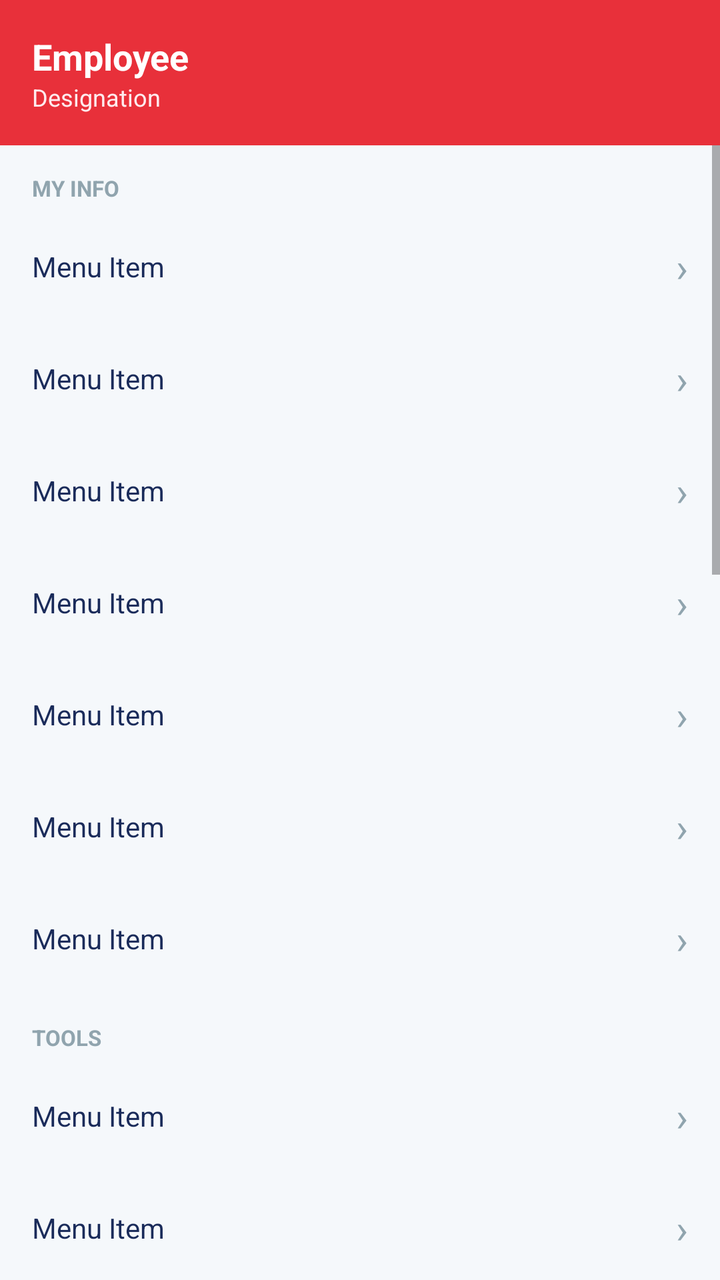
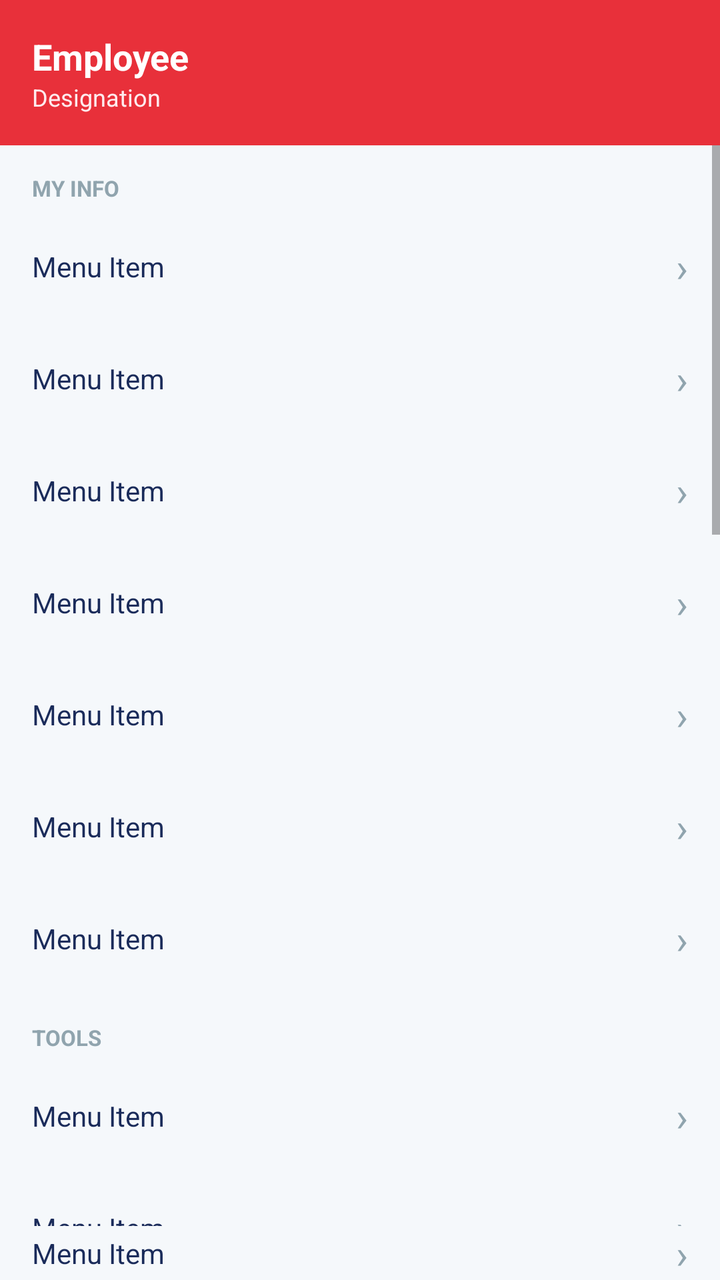

Before-and-after screenshots of an Android layout around one commit, followed by the original layout XML and the change that was made.
<!-- AndroidManifest.xml: application theme Theme.RiskcareHRMS -->
<!-- res/layout/fragment_more.xml -->
<?xml version="1.0" encoding="utf-8"?>
<LinearLayout xmlns:android="http://schemas.android.com/apk/res/android"
    xmlns:app="http://schemas.android.com/apk/res-auto"
    android:layout_width="match_parent"
    android:layout_height="match_parent"
    android:orientation="vertical"
    android:background="@color/background">

    
    <LinearLayout android:layout_width="match_parent" android:layout_height="wrap_content" android:orientation="horizontal" android:gravity="center_vertical" android:background="@color/primary" android:padding="16dp" android:paddingTop="20dp">
        <LinearLayout android:layout_width="0dp" android:layout_height="wrap_content" android:layout_weight="1" android:orientation="vertical">
            <TextView android:id="@+id/tvMoreName" android:layout_width="wrap_content" android:layout_height="wrap_content" android:text="Employee" android:textColor="@color/white" android:textSize="18sp" android:textStyle="bold"/>
            <TextView android:id="@+id/tvMoreDesig" android:layout_width="wrap_content" android:layout_height="wrap_content" android:text="Designation" android:textColor="@color/primary_ultra_light" android:textSize="12sp"/>
        </LinearLayout>
    </LinearLayout>

    
    <ScrollView android:layout_width="match_parent" android:layout_height="0dp" android:layout_weight="1">
        <LinearLayout android:layout_width="match_parent" android:layout_height="wrap_content" android:orientation="vertical" android:paddingBottom="80dp">

            
            <TextView android:layout_width="match_parent" android:layout_height="wrap_content" android:text="MY INFO" android:textSize="11sp" android:textStyle="bold" android:textColor="@color/text_hint" android:paddingHorizontal="16dp" android:paddingTop="14dp" android:paddingBottom="4dp"/>

            <include layout="@layout/item_more_row" android:id="@+id/rowProfile"/>
            <include layout="@layout/item_more_row" android:id="@+id/rowNotifications"/>
            <include layout="@layout/item_more_row" android:id="@+id/rowPayslip"/>
            <include layout="@layout/item_more_row" android:id="@+id/rowForm16"/>
            <include layout="@layout/item_more_row" android:id="@+id/rowITDeclaration"/>
            <include layout="@layout/item_more_row" android:id="@+id/rowAdvance"/>
            
            <include layout="@layout/item_more_row" android:id="@+id/rowReimbursement"/>

            
            <TextView android:layout_width="match_parent" android:layout_height="wrap_content" android:text="TOOLS" android:textSize="11sp" android:textStyle="bold" android:textColor="@color/text_hint" android:paddingHorizontal="16dp" android:paddingTop="14dp" android:paddingBottom="4dp"/>

            <include layout="@layout/item_more_row" android:id="@+id/rowBirthdays"/>
            <include layout="@layout/item_more_row" android:id="@+id/rowAnniversaries"/>
            <include layout="@layout/item_more_row" android:id="@+id/rowHolidays"/>
            <include layout="@layout/item_more_row" android:id="@+id/rowAnnouncements"/>
            <include layout="@layout/item_more_row" android:id="@+id/rowGkQuiz"/>
            <include layout="@layout/item_more_row" android:id="@+id/rowEmployees"/>

            
            <TextView android:layout_width="match_parent" android:layout_height="wrap_content" android:text="MANAGEMENT" android:textSize="11sp" android:textStyle="bold" android:textColor="@color/text_hint" android:paddingHorizontal="16dp" android:paddingTop="14dp" android:paddingBottom="4dp"/>

            <include layout="@layout/item_more_row" android:id="@+id/rowTeamToday"/>
            <include layout="@layout/item_more_row" android:id="@+id/rowPendingLeaves"/>
            <include layout="@layout/item_more_row" android:id="@+id/rowRegularizations"/>
            <include layout="@layout/item_more_row" android:id="@+id/rowAdvanceApprovals"/>
            <include layout="@layout/item_more_row" android:id="@+id/rowSeparation"/>
            <include layout="@layout/item_more_row" android:id="@+id/rowPayrollMgmt"/>
            <include layout="@layout/item_more_row" android:id="@+id/rowProvision"/>
            <include layout="@layout/item_more_row" android:id="@+id/rowProjectMgmt"/>

            
            <TextView android:layout_width="match_parent" android:layout_height="wrap_content" android:text="ACCOUNT" android:textSize="11sp" android:textStyle="bold" android:textColor="@color/text_hint" android:paddingHorizontal="16dp" android:paddingTop="14dp" android:paddingBottom="4dp"/>

            <include layout="@layout/item_more_row" android:id="@+id/rowChangePassword"/>
            <include layout="@layout/item_more_row" android:id="@+id/rowLogout"/>
        </LinearLayout>
    </ScrollView>
</LinearLayout>
<!-- res/layout/item_more_row.xml (included above) -->
<?xml version="1.0" encoding="utf-8"?>
<LinearLayout xmlns:android="http://schemas.android.com/apk/res/android"
    android:layout_width="match_parent" android:layout_height="56dp"
    android:orientation="horizontal" android:gravity="center_vertical"
    android:paddingHorizontal="16dp" android:background="?attr/selectableItemBackground">
    <TextView android:id="@+id/tvRowLabel" android:layout_width="0dp"
        android:layout_height="wrap_content" android:layout_weight="1"
        android:text="Menu Item" android:textColor="@color/text_primary" android:textSize="14sp"/>
    <TextView android:layout_width="wrap_content" android:layout_height="wrap_content"
        android:text="›" android:textColor="@color/text_hint" android:textSize="20sp"/>
</LinearLayout>
<!-- resources referenced by this layout -->
<resources>
  <color name="background">#F5F8FB</color>
  <color name="primary">#E8303A</color>
  <color name="primary_ultra_light">#FFEBEE</color>
  <color name="text_hint">#90A4AE</color>
  <color name="text_primary">#1A2B5A</color>
  <color name="white">#FFFFFF</color>
  <style name="Theme.RiskcareHRMS" parent="Theme.MaterialComponents.Light.NoActionBar">
          <item name="colorPrimary">@color/primary</item>
          <item name="colorPrimaryVariant">@color/primary_dark</item>
          <item name="colorOnPrimary">@color/white</item>
          <item name="colorSecondary">@color/accent_orange</item>
          <item name="colorSecondaryVariant">@color/accent_orange</item>
          <item name="colorOnSecondary">@color/white</item>
          <item name="android:colorBackground">@color/background</item>
          <item name="colorSurface">@color/surface</item>
          <item name="colorOnSurface">@color/text_primary</item>
          <item name="android:statusBarColor">#FFFFFF</item>
          <item name="android:windowLightStatusBar" tools:targetApi="m">true</item>
          <item name="android:navigationBarColor">@color/white</item>
          <item name="android:windowLightNavigationBar" tools:targetApi="o_mr1">true</item>
          <item name="materialCardViewStyle">@style/RiskcareHRMS.CardView</item>
          <item name="shapeAppearanceMediumComponent">@style/ShapeAppearance.RiskcareHRMS.MediumComponent</item>
          <item name="shapeAppearanceLargeComponent">@style/ShapeAppearance.RiskcareHRMS.LargeComponent</item>
      </style>
  <color name="primary_dark">#C0272D</color>
  <color name="accent_orange">#E8303A</color>
  <color name="surface">#FFFFFF</color>
  <style name="RiskcareHRMS.CardView" parent="Widget.MaterialComponents.CardView">
          <item name="cardElevation">2dp</item>
          <item name="cardCornerRadius">16dp</item>
          <item name="cardBackgroundColor">@color/surface</item>
      </style>
  <style name="ShapeAppearance.RiskcareHRMS.MediumComponent" parent="ShapeAppearance.MaterialComponents.MediumComponent">
          <item name="cornerFamily">rounded</item>
          <item name="cornerSize">12dp</item>
      </style>
  <style name="ShapeAppearance.RiskcareHRMS.LargeComponent" parent="ShapeAppearance.MaterialComponents.LargeComponent">
          <item name="cornerFamily">rounded</item>
          <item name="cornerSize">20dp</item>
      </style>
</resources>

<!-- the commit's change to res/layout/fragment_more.xml (unified diff, before → after) -->
@@ -59,6 +59,14 @@
             <include layout="@layout/item_more_row" android:id="@+id/rowLogout"/>
         </LinearLayout>
     </ScrollView>
+
+    
+    <include
+        android:id="@+id/rowBeatPlan"
+        layout="@layout/item_more_row"
+        android:layout_width="match_parent"
+        android:layout_height="wrap_content"/>
+
 </LinearLayout>
 <!-- res/layout/item_more_row.xml (included above) -->
 <?xml version="1.0" encoding="utf-8"?>
